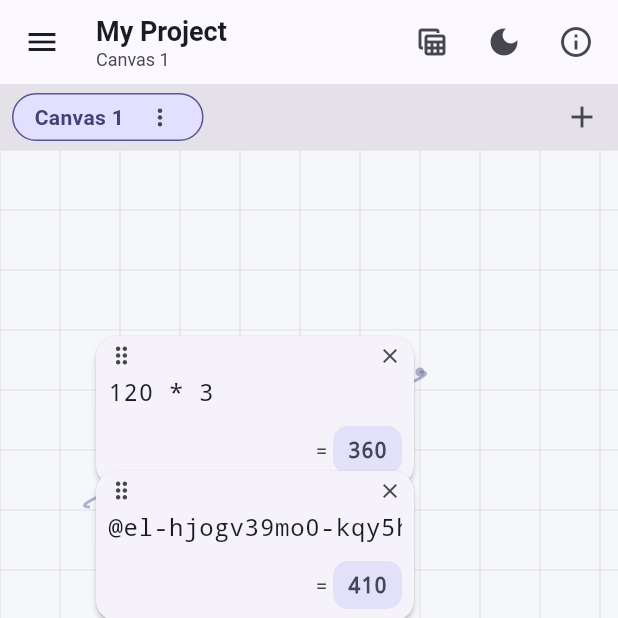
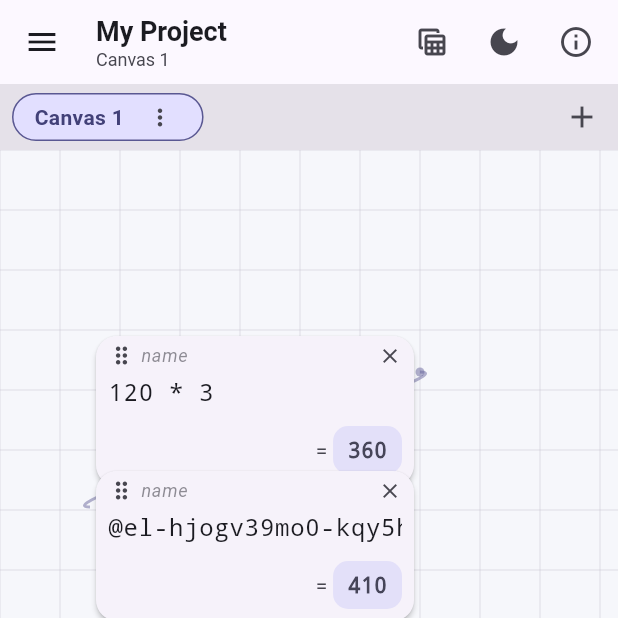
Before and after one commit to oytuncak/Calculator2.0, a Flutter app: the screen it shows after launch, after a tap on the "close" icon, on a phone screen of 412 x 824 dp, the top half of it. Run offline on Flutter 3.47's test engine with Material 3 defaults, Android fonts, the phone set to English and light mode, and no system bars; our stand-ins replace fl_chart, flutter_riverpod, shared_preferences; missing offline and left inert: excel, file_saver.

Commit message:
M4b: Named variables (#7)
- Name an equation via a new "name" field on the card; reference it by name in
  other equations (e.g. `subtotal * 1.2`).
- Engine: EvalContext gains resolveVariable; evaluator resolves bare identifiers
  as constants first, then named variables. New collectVariableNames walks the
  AST so the recompute engine adds name-based dependency edges — name edits
  cascade and name cycles are isolated as circular references.
- Only plain identifiers (not reserved constants) are usable as names
  (isUsableVariableName). New NameEquation command on the shared bus.

Verified: analyze + format clean, 48 tests pass (named refs, cascade, cycle
isolation, unknown-name errors, name validation), web build succeeds.


Claude-Session: https://claude.ai/code/session_01YABzeZ6qgPdWz1y3Ua3vN9

Co-authored-by: Claude <noreply@anthropic.com>

```diff
--- a/lib/ai/ai_commands.dart
+++ b/lib/ai/ai_commands.dart
@@ -29,6 +29,13 @@ class EditElement extends DocumentCommand {
   const EditElement(this.id, this.rawText);
   final ElementId id;
   final String rawText;
+}
+
+/// Sets an equation's name (label), so it can be referenced by name elsewhere.
+class NameEquation extends DocumentCommand {
+  const NameEquation(this.id, this.name);
+  final ElementId id;
+  final String name;
 }
 
 class MoveElement extends DocumentCommand {
--- a/lib/domain/engine/eval_context.dart
+++ b/lib/domain/engine/eval_context.dart
@@ -12,6 +12,10 @@ abstract interface class EvalContext {
   /// Returns the current computed value of the referenced element, or an
   /// [ErrorValue] / [EmptyValue] if it is unavailable.
   CellValue resolveReference(String elementId);
+
+  /// Resolves a named variable (a labelled equation) to its current value, or
+  /// an [ErrorValue] if there is no such name.
+  CellValue resolveVariable(String name);
 }
 
 /// A context with no references available — useful for evaluating standalone
@@ -22,6 +26,10 @@ class EmptyEvalContext implements EvalContext {
   @override
   CellValue resolveReference(String elementId) =>
       const ErrorValue(EvalError.unknownReference('No references available'));
+
+  @override
+  CellValue resolveVariable(String name) =>
+      const ErrorValue(EvalError.unknownReference('No variables available'));
 }
 
 /// Walks an [Expr] tree and collects every referenced element id. Used by the
@@ -52,3 +60,33 @@ Set<String> collectReferences(Expr expr) {
   visit(expr);
   return ids;
 }
+
+/// Collects every bare identifier (variable name) referenced in [expr], so the
+/// dependency graph can link an equation to the named equations it uses.
+/// Constants (`pi`, `e`, …) are filtered out by the caller.
+Set<String> collectVariableNames(Expr expr) {
+  final names = <String>{};
+  void visit(Expr e) {
+    switch (e) {
+      case NumberLiteral():
+      case Reference():
+        break;
+      case VariableRef(:final name):
+        names.add(name);
+      case Grouping(:final inner):
+        visit(inner);
+      case UnaryOp(:final operand):
+        visit(operand);
+      case BinaryOp(:final left, :final right):
+        visit(left);
+        visit(right);
+      case FunctionCall(:final args):
+        for (final a in args) {
+          visit(a);
+        }
+    }
+  }
+
+  visit(expr);
+  return names;
+}
--- a/lib/domain/engine/evaluator.dart
+++ b/lib/domain/engine/evaluator.dart
@@ -96,9 +96,15 @@ class Evaluator {
   double _resolveVariable(String name) {
     final constant = kConstants[name.toLowerCase()];
     if (constant != null) return constant;
-    // Named variables (references to labelled equations) arrive in a later
-    // milestone; for now an unknown bare identifier is an error.
-    throw EvalError(EvalErrorKind.unknownVariable, 'Unknown name "$name"');
+    final value = context.resolveVariable(name);
+    return switch (value) {
+      NumberValue(:final value) => value,
+      EmptyValue() => throw EvalError.referenceError('"$name" is empty'),
+      ErrorValue() => throw EvalError(
+        EvalErrorKind.unknownVariable,
+        'Unknown name "$name"',
+      ),
+    };
   }
 
   double _call(String name, List<Expr> args) {
--- a/lib/domain/graph/recompute_engine.dart
+++ b/lib/domain/graph/recompute_engine.dart
@@ -2,6 +2,7 @@ import '../engine/eval_context.dart';
 import '../engine/eval_error.dart';
 import '../engine/evaluator.dart';
 import '../engine/expr.dart';
+import '../engine/function_registry.dart';
 import '../engine/parser.dart';
 import '../model/canvas_doc.dart';
 import '../model/cell_value.dart';
@@ -20,21 +21,34 @@ class RecomputeResult {
   CellValue valueFor(ElementId id) => values[id] ?? const EmptyValue();
 }
 
+/// A label is usable as a variable name if it is a plain identifier and not a
+/// reserved constant.
+final _identifier = RegExp(r'^[A-Za-z_][A-Za-z0-9_]*$');
+bool isUsableVariableName(String name) =>
+    _identifier.hasMatch(name) && !kConstants.containsKey(name.toLowerCase());
+
 /// Computes live results for every equation on a canvas.
 ///
 /// Strategy: parse each equation, build the dependency graph from `@id`
-/// references, topologically sort, then evaluate in order so every reference
-/// sees a fresh input. Cyclic equations resolve to a circular-reference error
-/// while the rest of the canvas keeps computing.
-///
-/// A full recompute is O(n) in the number of equations, which is ample for M1.
-/// The same graph supports incremental (affected-only) recompute later.
+/// references *and* named-variable references (labelled equations), topologically
+/// sort, then evaluate in order so every reference sees a fresh input. Cyclic
+/// equations resolve to a circular-reference error while the rest of the canvas
+/// keeps computing.
 class RecomputeEngine {
   RecomputeResult compute(CanvasDoc doc) {
     final equations = <ElementId, EquationElement>{
       for (final e in doc.elements)
         if (e is EquationElement) e.id: e,
     };
+
+    // Map usable equation names -> id (later definitions win on a collision).
+    final nameToId = <String, ElementId>{};
+    for (final e in equations.values) {
+      final label = e.label?.trim() ?? '';
+      if (label.isNotEmpty && isUsableVariableName(label)) {
+        nameToId[label] = e.id;
+      }
+    }
 
     final asts = <ElementId, Expr>{};
     final values = <ElementId, CellValue>{};
@@ -51,10 +65,15 @@ class RecomputeEngine {
       try {
         final expr = Parser.fromSource(raw).parse();
         asts[entry.key] = expr;
-        final refs = collectReferences(
+        final deps = collectReferences(
           expr,
         ).map(ElementId.new).where(equations.containsKey).toSet();
-        graph.setDependencies(entry.key, refs);
+        // Named-variable references become dependencies too.
+        for (final name in collectVariableNames(expr)) {
+          final target = nameToId[name];
+          if (target != null) deps.add(target);
+        }
+        graph.setDependencies(entry.key, deps);
       } on EvalError catch (e) {
         values[entry.key] = ErrorValue(e);
         graph.setDependencies(entry.key, const {});
@@ -69,7 +88,7 @@ class RecomputeEngine {
     }
 
     // Evaluate in dependency order.
-    final context = _MapEvalContext(values, equations.keys.toSet());
+    final context = _MapEvalContext(values, equations.keys.toSet(), nameToId);
     for (final id in topo.order) {
       values[id] = Evaluator(context).evaluate(asts[id]!);
     }
@@ -78,13 +97,15 @@ class RecomputeEngine {
   }
 }
 
-/// Resolves references from an in-progress results map. Because evaluation
-/// happens in topological order, a referenced value is always already present.
+/// Resolves references (by id) and named variables (by label) from an
+/// in-progress results map. Because evaluation happens in topological order, a
+/// referenced value is always already present.
 class _MapEvalContext implements EvalContext {
-  _MapEvalContext(this._values, this._known);
+  _MapEvalContext(this._values, this._known, this._nameToId);
 
   final Map<ElementId, CellValue> _values;
   final Set<ElementId> _known;
+  final Map<String, ElementId> _nameToId;
 
   @override
   CellValue resolveReference(String elementId) {
@@ -94,4 +115,13 @@ class _MapEvalContext implements EvalContext {
     }
     return _values[id] ?? const EmptyValue();
   }
+
+  @override
+  CellValue resolveVariable(String name) {
+    final id = _nameToId[name];
+    if (id == null) {
+      return ErrorValue(EvalError.unknownReference('No variable "$name"'));
+    }
+    return _values[id] ?? const EmptyValue();
+  }
 }
--- a/lib/features/canvas/element_widgets/equation_widget.dart
+++ b/lib/features/canvas/element_widgets/equation_widget.dart
@@ -35,6 +35,10 @@ class _EquationWidgetState extends ConsumerState<EquationWidget> {
     text: widget.element.rawText,
   );
   final _focus = FocusNode();
+  late final TextEditingController _name = TextEditingController(
+    text: widget.element.label ?? '',
+  );
+  final _nameFocus = FocusNode();
 
   @override
   void didUpdateWidget(EquationWidget old) {
@@ -44,12 +48,18 @@ class _EquationWidgetState extends ConsumerState<EquationWidget> {
     if (widget.element.rawText != _text.text && !_focus.hasFocus) {
       _text.text = widget.element.rawText;
     }
+    final label = widget.element.label ?? '';
+    if (label != _name.text && !_nameFocus.hasFocus) {
+      _name.text = label;
+    }
   }
 
   @override
   void dispose() {
     _text.dispose();
     _focus.dispose();
+    _name.dispose();
+    _nameFocus.dispose();
     super.dispose();
   }
 
@@ -134,7 +144,30 @@ class _EquationWidgetState extends ConsumerState<EquationWidget> {
             color: scheme.onSurfaceVariant,
           ),
         ),
-        const Spacer(),
+        const SizedBox(width: 4),
+        // Optional name: reference this result by name in other equations.
+        Expanded(
+          child: TextField(
+            controller: _name,
+            focusNode: _nameFocus,
+            style: TextStyle(
+              fontSize: 12,
+              fontStyle: FontStyle.italic,
+              color: scheme.primary,
+            ),
+            decoration: InputDecoration(
+              isDense: true,
+              hintText: 'name',
+              hintStyle: TextStyle(
+                fontSize: 12,
+                color: scheme.onSurfaceVariant.withValues(alpha: 0.6),
+              ),
+              contentPadding: EdgeInsets.zero,
+            ),
+            onChanged: (t) =>
+                _controller.apply(NameEquation(widget.element.id, t)),
+          ),
+        ),
         InkWell(
           onTap: () => _controller.apply(DeleteElement(widget.element.id)),
           child: Icon(Icons.close, size: 16, color: scheme.onSurfaceVariant),
--- a/lib/state/document_controller.dart
+++ b/lib/state/document_controller.dart
@@ -113,6 +113,14 @@ class DocumentController extends StateNotifier<DocumentState> {
             (c) => c.upsertElement(
               src.copyWith(rawText: '${src.rawText}$sep@${target.value}'),
             ),
+          );
+        }
+      case NameEquation(:final id, :final name):
+        final existing = canvas.elementById(id);
+        if (existing is EquationElement) {
+          // Empty string means "no name" (the engine ignores blank labels).
+          _updateCanvas(
+            (c) => c.upsertElement(existing.copyWith(label: name.trim())),
           );
         }
       case DeleteElement(:final id):
```
Also changed, not shown: 3 other files.
